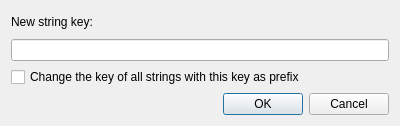
First picture: the form in src/widgets/change_string_key_dialog.ui, repository Kangie/solarus, before the edit.
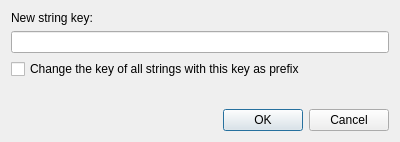
Second picture: the form after the edit.

What changed in the file:
```diff
--- a/src/widgets/change_string_key_dialog.ui
+++ b/src/widgets/change_string_key_dialog.ui
@@ -7,7 +7,7 @@
     <x>0</x>
     <y>0</y>
     <width>400</width>
-    <height>126</height>
+    <height>142</height>
    </rect>
   </property>
   <property name="windowTitle">
@@ -31,6 +31,19 @@
      </property>
     </widget>
    </item>
+   <item>
+    <spacer name="verticalSpacer">
+     <property name="orientation">
+      <enum>Qt::Orientation::Vertical</enum>
+     </property>
+     <property name="sizeHint" stdset="0">
+      <size>
+       <width>0</width>
+       <height>0</height>
+      </size>
+     </property>
+    </spacer>
+   </item>
    <item>
     <widget class="QDialogButtonBox" name="button_box">
      <property name="orientation">
```
Left out of the diff: 4 changed lines with no effect on the pictures.
